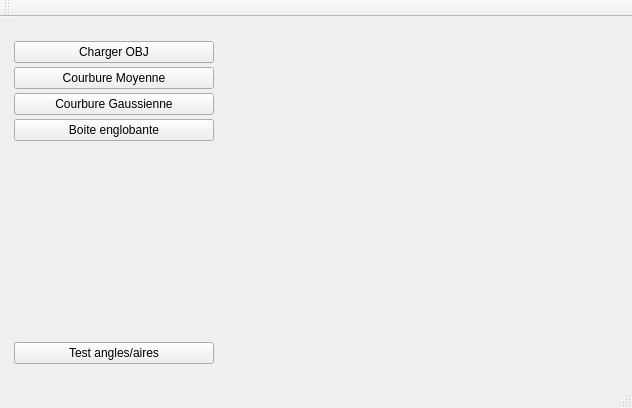
MABILYJohan/PGAI, file tp1/starterLight/mainwindow.ui: the form before one commit.
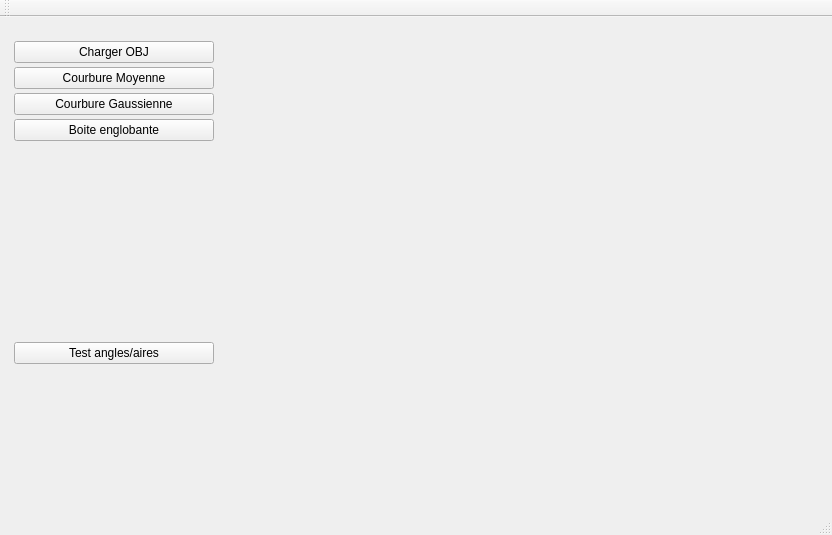
The form after the commit. Custom widgets are drawn as their Qt base class.

Patch:
```diff
--- a/tp1/starterLight/mainwindow.ui
+++ b/tp1/starterLight/mainwindow.ui
@@ -6,8 +6,8 @@
    <rect>
     <x>0</x>
     <y>0</y>
-    <width>632</width>
-    <height>408</height>
+    <width>832</width>
+    <height>535</height>
    </rect>
   </property>
   <property name="windowTitle">
```
Left out of the diff: 2 changed lines with no effect on the pictures.
